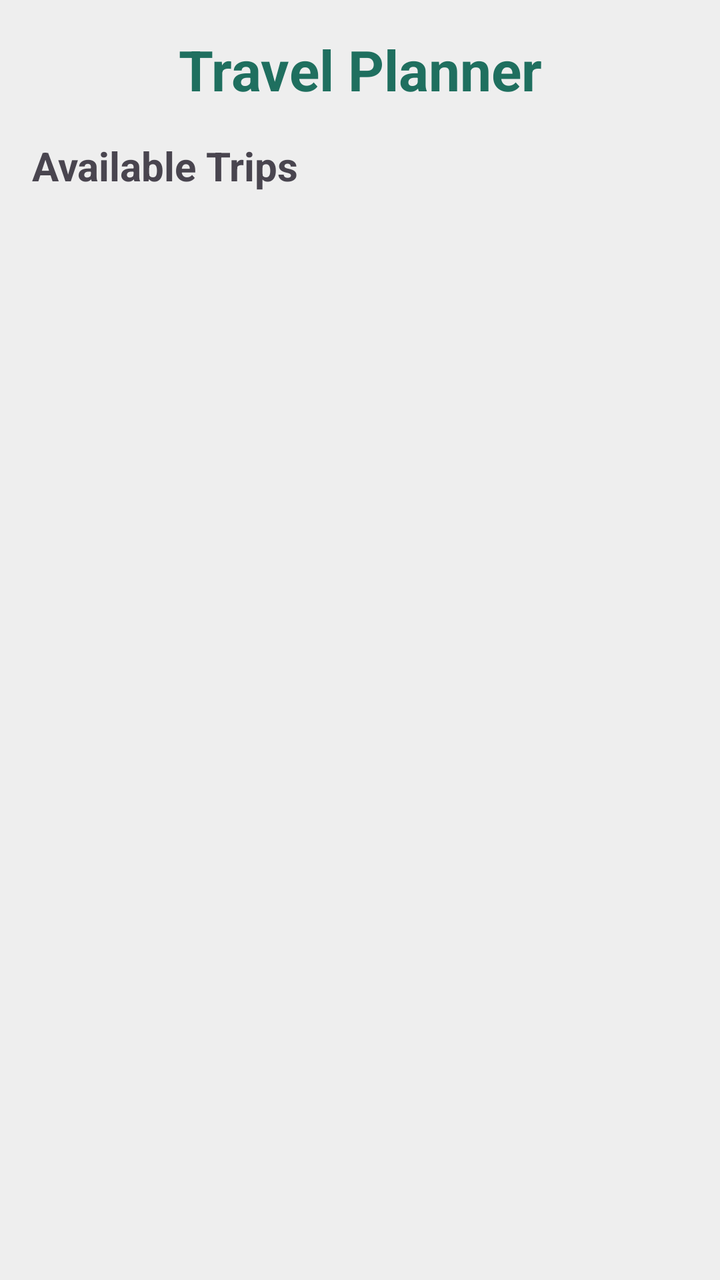
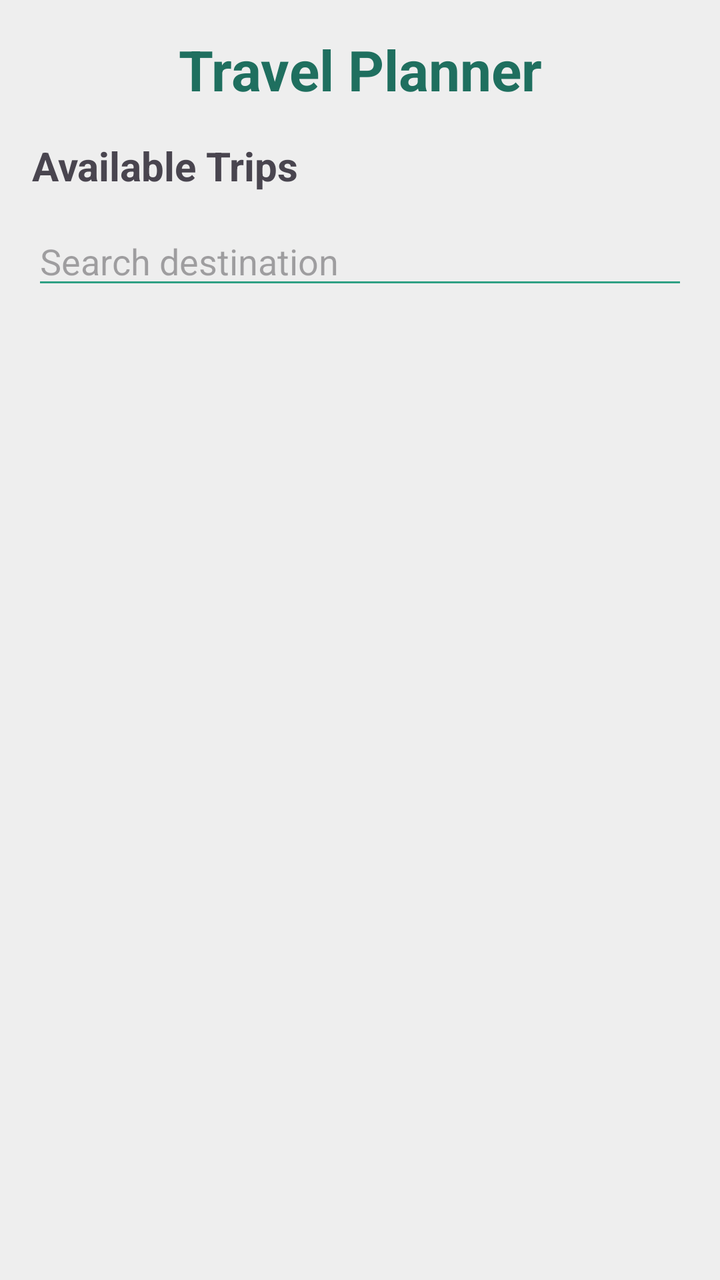

An Android layout rendered at two revisions. The XML below is the earlier revision; the diff shows what the commit changed to produce the second picture.
<!-- AndroidManifest.xml: application theme Theme.Travelplanner -->
<!-- res/layout/activity_home.xml -->
<?xml version="1.0" encoding="utf-8"?>
<androidx.constraintlayout.widget.ConstraintLayout
    xmlns:android="http://schemas.android.com/apk/res/android"
    xmlns:app="http://schemas.android.com/apk/res-auto"
    android:id="@+id/main"
    android:layout_width="match_parent"
    android:layout_height="match_parent"
    android:background="@color/background_color"
    android:padding="16dp">

    <TextView
        android:id="@+id/txtTitle"
        android:layout_width="wrap_content"
        android:layout_height="wrap_content"
        android:text="Travel Planner"
        android:textColor="@color/primary_dark"
        android:textSize="28sp"
        android:textStyle="bold"
        app:layout_constraintTop_toTopOf="parent"
        app:layout_constraintStart_toStartOf="parent"
        app:layout_constraintEnd_toEndOf="parent" />

    <TextView
        android:id="@+id/txtTripsTitle"
        android:layout_width="wrap_content"
        android:layout_height="wrap_content"
        android:layout_marginTop="16dp"
        android:text="Available Trips"
        android:textSize="20sp"
        android:textStyle="bold"
        app:layout_constraintTop_toBottomOf="@id/txtTitle"
        app:layout_constraintStart_toStartOf="parent" />

    <androidx.recyclerview.widget.RecyclerView
        android:id="@+id/recyclerTrips"
        android:layout_width="0dp"
        android:layout_height="0dp"
        android:layout_marginTop="12dp"
        app:layout_constraintTop_toBottomOf="@id/txtTripsTitle"
        app:layout_constraintBottom_toBottomOf="parent"
        app:layout_constraintStart_toStartOf="parent"
        app:layout_constraintEnd_toEndOf="parent" />

</androidx.constraintlayout.widget.ConstraintLayout>
<!-- resources referenced by this layout -->
<resources>
  <color name="background_color">#EEEEEE</color>
  <color name="primary_dark">#1F6F5F</color>
  <style name="Theme.Travelplanner" parent="Base.Theme.Travelplanner" />
  <style name="Base.Theme.Travelplanner" parent="Theme.Material3.DayNight.NoActionBar">
  
          <item name="colorPrimary">@color/primary_color</item>
          <item name="colorSecondary">@color/accent_color</item>
  
      </style>
  <color name="primary_color">#2FA084</color>
  <color name="accent_color">#6FCF97</color>
</resources>

<!-- the commit's change to res/layout/activity_home.xml (unified diff, before → after) -->
@@ -31,12 +31,24 @@
         app:layout_constraintTop_toBottomOf="@id/txtTitle"
         app:layout_constraintStart_toStartOf="parent" />
 
+    <EditText
+        android:id="@+id/etSearch"
+        android:layout_width="0dp"
+        android:layout_height="wrap_content"
+        android:layout_marginTop="12dp"
+        android:hint="Search destination"
+        android:backgroundTint="@color/primary_color"
+        android:inputType="text"
+        app:layout_constraintTop_toBottomOf="@id/txtTripsTitle"
+        app:layout_constraintStart_toStartOf="parent"
+        app:layout_constraintEnd_toEndOf="parent" />
+
     <androidx.recyclerview.widget.RecyclerView
         android:id="@+id/recyclerTrips"
         android:layout_width="0dp"
         android:layout_height="0dp"
         android:layout_marginTop="12dp"
-        app:layout_constraintTop_toBottomOf="@id/txtTripsTitle"
+        app:layout_constraintTop_toBottomOf="@id/etSearch"
         app:layout_constraintBottom_toBottomOf="parent"
         app:layout_constraintStart_toStartOf="parent"
         app:layout_constraintEnd_toEndOf="parent" />
<!-- resource entries referenced after the edit -->
@@ -1,6 +1,7 @@
 <!-- resources referenced by this layout -->
 <resources>
   <color name="background_color">#EEEEEE</color>
+  <color name="primary_color">#2FA084</color>
   <color name="primary_dark">#1F6F5F</color>
   <style name="Theme.Travelplanner" parent="Base.Theme.Travelplanner" />
   <style name="Base.Theme.Travelplanner" parent="Theme.Material3.DayNight.NoActionBar">
@@ -9,7 +10,6 @@
           <item name="colorSecondary">@color/accent_color</item>
   
       </style>
-  <color name="primary_color">#2FA084</color>
   <color name="accent_color">#6FCF97</color>
 </resources>
 
